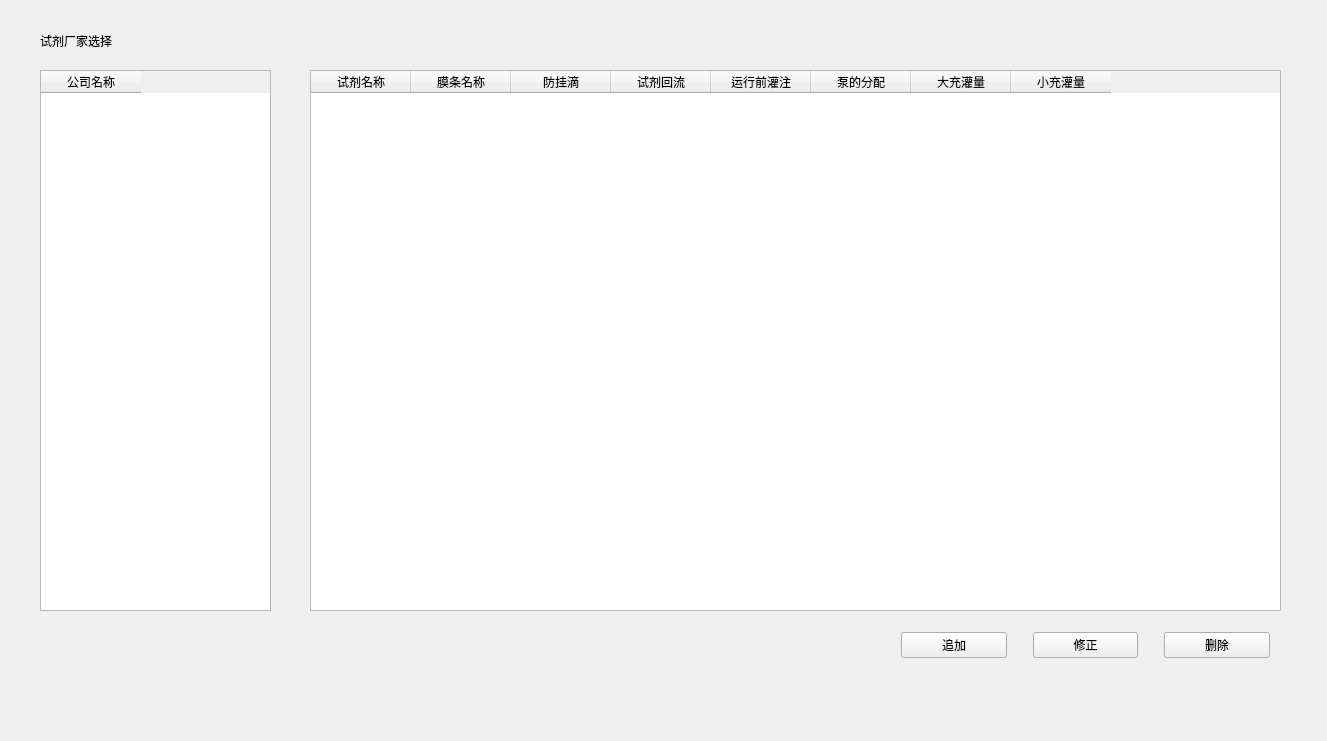
Before: the Qt Designer form HumablotPro/src/utility/ReagentManager.ui in kevinkingmin/72FA, drawn with Qt 5.
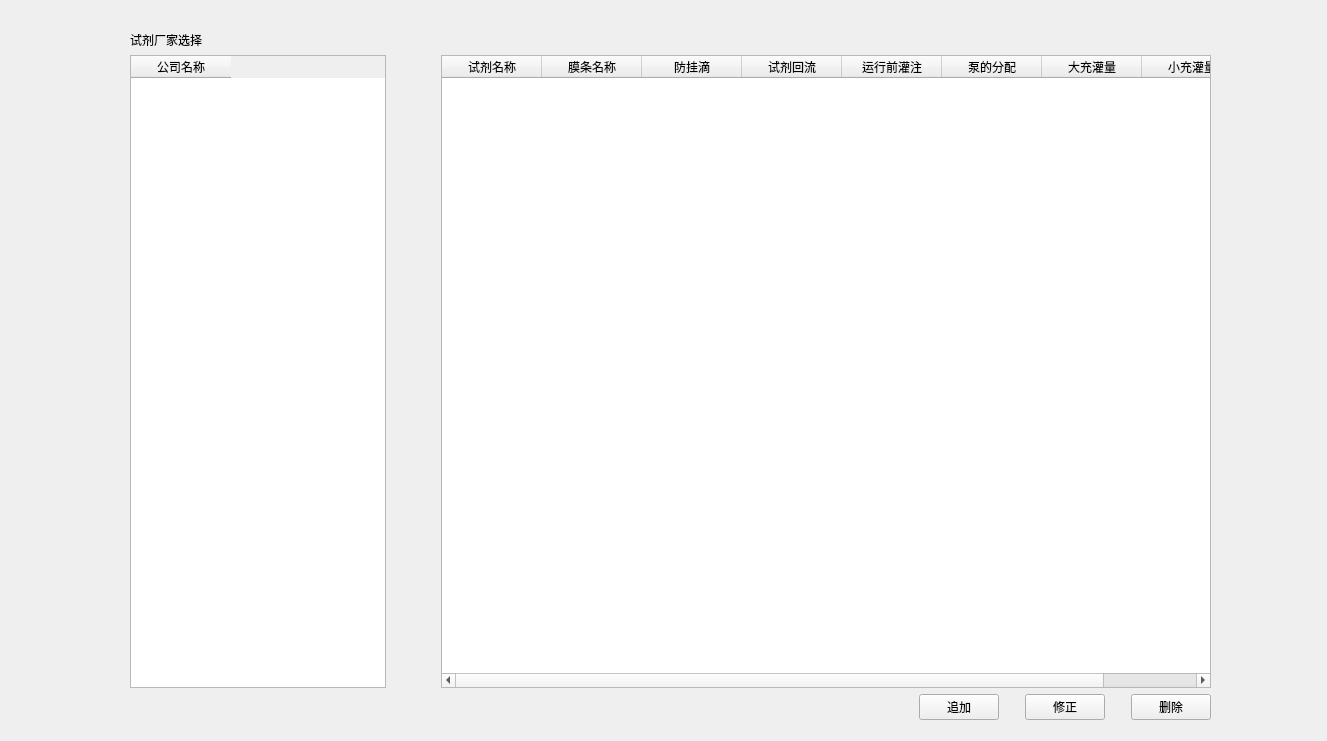
After: the same form once the commit is applied.

The edit to the form file:
```diff
--- a/HumablotPro/src/utility/ReagentManager.ui
+++ b/HumablotPro/src/utility/ReagentManager.ui
@@ -13,43 +13,51 @@
   <property name="windowTitle">
    <string>ReagentManager</string>
   </property>
-  <widget class="QLabel" name="label">
+  <widget class="QWidget" name="">
    <property name="geometry">
     <rect>
-     <x>40</x>
+     <x>10</x>
      <y>20</y>
-     <width>281</width>
-     <height>41</height>
+     <width>1301</width>
+     <height>711</height>
     </rect>
    </property>
+   <layout class="QVBoxLayout" name="verticalLayout">
+    <property name="leftMargin">
+     <number>120</number>
+    </property>
+    <property name="rightMargin">
+     <number>100</number>
+    </property>
+    <item>
+     <widget class="QLabel" name="label">
    <property name="text">
     <string>试剂厂家选择</string>
    </property>
   </widget>
+    </item>
+    <item>
+     <layout class="QHBoxLayout" name="horizontalLayout" stretch="0,1">
+      <property name="spacing">
+       <number>55</number>
+      </property>
+      <property name="leftMargin">
+       <number>0</number>
+      </property>
+      <property name="rightMargin">
+       <number>0</number>
+      </property>
+      <item>
   <widget class="QTableWidget" name="tableWidget_Company">
-   <property name="geometry">
-    <rect>
-     <x>40</x>
-     <y>70</y>
-     <width>231</width>
-     <height>541</height>
-    </rect>
-   </property>
    <column>
     <property name="text">
      <string>公司名称</string>
     </property>
    </column>
   </widget>
+      </item>
+      <item>
   <widget class="QTableWidget" name="tableWidget_Reagent">
-   <property name="geometry">
-    <rect>
-     <x>310</x>
-     <y>70</y>
-     <width>971</width>
-     <height>541</height>
-    </rect>
-   </property>
    <column>
     <property name="text">
      <string>试剂名称</string>
@@ -91,17 +99,12 @@
     </property>
    </column>
   </widget>
-  <widget class="QWidget" name="">
-   <property name="geometry">
-    <rect>
-     <x>890</x>
-     <y>620</y>
-     <width>391</width>
-     <height>51</height>
-    </rect>
-   </property>
+      </item>
+     </layout>
+    </item>
+    <item>
    <layout class="QGridLayout" name="gridLayout">
-    <item row="0" column="4">
+      <item row="0" column="5">
      <widget class="QPushButton" name="Delete_Button">
       <property name="text">
        <string>删除</string>
@@ -111,33 +114,23 @@
       </property>
      </widget>
     </item>
-    <item row="0" column="0">
-     <widget class="QPushButton" name="Add_Button">
-      <property name="text">
-       <string>追加</string>
-      </property>
-      <property name="btnStyle" stdset="0">
-       <string>normalBtnpink</string>
-      </property>
-     </widget>
-    </item>
-    <item row="0" column="1">
-     <spacer name="horizontalSpacer">
-      <property name="orientation">
-       <enum>Qt::Horizontal</enum>
-      </property>
-      <property name="sizeType">
-       <enum>QSizePolicy::Fixed</enum>
-      </property>
-      <property name="sizeHint" stdset="0">
-       <size>
-        <width>20</width>
-        <height>20</height>
-       </size>
-      </property>
-     </spacer>
-    </item>
     <item row="0" column="2">
+       <spacer name="horizontalSpacer">
+        <property name="orientation">
+         <enum>Qt::Horizontal</enum>
+        </property>
+        <property name="sizeType">
+         <enum>QSizePolicy::Fixed</enum>
+        </property>
+        <property name="sizeHint" stdset="0">
+         <size>
+          <width>20</width>
+          <height>20</height>
+         </size>
+        </property>
+       </spacer>
+      </item>
+      <item row="0" column="3">
      <widget class="QPushButton" name="Modify_Button">
       <property name="text">
        <string>修正</string>
@@ -147,7 +140,17 @@
       </property>
      </widget>
     </item>
-    <item row="0" column="3">
+      <item row="0" column="1">
+       <widget class="QPushButton" name="Add_Button">
+        <property name="text">
+         <string>追加</string>
+        </property>
+        <property name="btnStyle" stdset="0">
+         <string>normalBtnpink</string>
+        </property>
+       </widget>
+      </item>
+      <item row="0" column="4">
      <spacer name="horizontalSpacer_2">
       <property name="orientation">
        <enum>Qt::Horizontal</enum>
@@ -162,6 +165,21 @@
        </size>
       </property>
      </spacer>
+      </item>
+      <item row="0" column="0">
+       <spacer name="horizontalSpacer_3">
+        <property name="orientation">
+         <enum>Qt::Horizontal</enum>
+        </property>
+        <property name="sizeHint" stdset="0">
+         <size>
+          <width>40</width>
+          <height>20</height>
+         </size>
+        </property>
+       </spacer>
+      </item>
+     </layout>
     </item>
    </layout>
   </widget>
```
Lines whose indentation alone changed are shown as unchanged.
